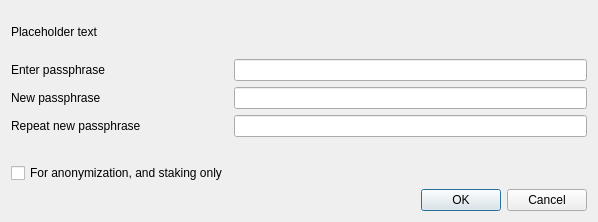
This is src/qt/forms/askpassphrasedialog.ui in Block-Logic-Technology-Group/bltg as Qt 5 draws it before an edit. The edited form follows.
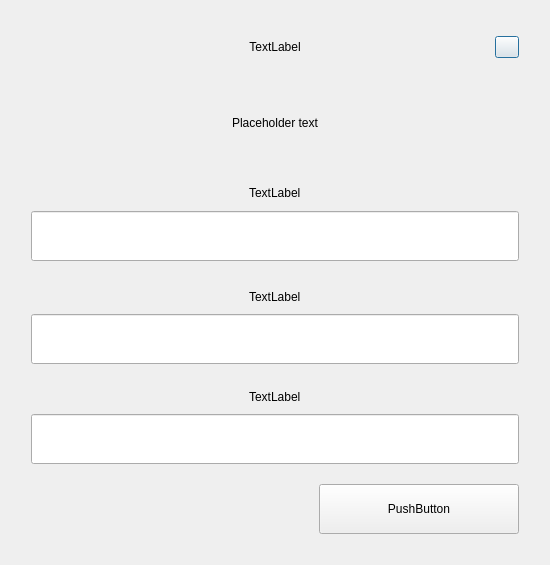
This is the edited form.

Diff of the .ui file:
```diff
--- a/src/qt/forms/askpassphrasedialog.ui
+++ b/src/qt/forms/askpassphrasedialog.ui
@@ -6,8 +6,8 @@
    <rect>
     <x>0</x>
     <y>0</y>
-    <width>598</width>
-    <height>222</height>
+    <width>550</width>
+    <height>565</height>
    </rect>
   </property>
   <property name="sizePolicy">
@@ -22,77 +22,289 @@
     <height>0</height>
    </size>
   </property>
+  <property name="maximumSize">
+   <size>
+    <width>550</width>
+    <height>16777215</height>
+   </size>
+  </property>
   <property name="windowTitle">
    <string>Passphrase Dialog</string>
   </property>
   <layout class="QVBoxLayout" name="verticalLayout">
-   <property name="sizeConstraint">
-    <enum>QLayout::SetMinimumSize</enum>
-   </property>
+   <item>
+    <widget class="QWidget" name="left" native="true">
+     <property name="styleSheet">
+      <string notr="true"/>
+     </property>
+     <layout class="QVBoxLayout" name="left_3">
+      <property name="spacing">
+       <number>20</number>
+      </property>
+      <property name="leftMargin">
+       <number>20</number>
+      </property>
+      <property name="topMargin">
+       <number>20</number>
+      </property>
+      <property name="rightMargin">
+       <number>20</number>
+      </property>
+      <property name="bottomMargin">
+       <number>20</number>
+      </property>
    <item>
+       <layout class="QHBoxLayout" name="horizontalLayout_3" stretch="0,0">
+        <property name="spacing">
+         <number>0</number>
+        </property>
+        <item>
+         <widget class="QWidget" name="widget" native="true">
+          <property name="styleSheet">
+           <string notr="true">padding-left:24px;</string>
+          </property>
+          <layout class="QVBoxLayout" name="verticalLayoutTitle">
+           <property name="spacing">
+            <number>5</number>
+           </property>
+           <item alignment="Qt::AlignHCenter">
+            <widget class="QLabel" name="labelTitle">
+             <property name="text">
+              <string>TextLabel</string>
+             </property>
+             <property name="alignment">
+              <set>Qt::AlignCenter</set>
+             </property>
+            </widget>
+           </item>
+          </layout>
+         </widget>
+        </item>
+        <item>
+         <widget class="QPushButton" name="btnEsc">
+          <property name="maximumSize">
+           <size>
+            <width>24</width>
+            <height>16777215</height>
+           </size>
+          </property>
+          <property name="text">
+           <string/>
+          </property>
+         </widget>
+        </item>
+       </layout>
+      </item>
+      <item alignment="Qt::AlignHCenter|Qt::AlignVCenter">
     <widget class="QLabel" name="warningLabel">
+        <property name="sizePolicy">
+         <sizepolicy hsizetype="Expanding" vsizetype="Expanding">
+          <horstretch>0</horstretch>
+          <verstretch>0</verstretch>
+         </sizepolicy>
+        </property>
+        <property name="minimumSize">
+         <size>
+          <width>400</width>
+          <height>0</height>
+         </size>
+        </property>
      <property name="text">
       <string notr="true">Placeholder text</string>
      </property>
      <property name="textFormat">
       <enum>Qt::RichText</enum>
      </property>
+        <property name="alignment">
+         <set>Qt::AlignCenter</set>
+        </property>
      <property name="wordWrap">
       <bool>true</bool>
      </property>
     </widget>
    </item>
    <item>
-    <layout class="QFormLayout" name="formLayout">
-     <property name="sizeConstraint">
-      <enum>QLayout::SetMinimumSize</enum>
-     </property>
-     <property name="fieldGrowthPolicy">
-      <enum>QFormLayout::AllNonFixedFieldsGrow</enum>
-     </property>
-     <item row="0" column="0">
+       <layout class="QHBoxLayout" name="horizontalLayout_6" stretch="2">
+        <property name="spacing">
+         <number>0</number>
+        </property>
+        <item>
+         <layout class="QVBoxLayout" name="verticalLayout_7">
+          <property name="spacing">
+           <number>5</number>
+          </property>
+          <item alignment="Qt::AlignHCenter">
       <widget class="QLabel" name="passLabel1">
+            <property name="minimumSize">
+             <size>
+              <width>0</width>
+              <height>20</height>
+             </size>
+            </property>
+            <property name="maximumSize">
+             <size>
+              <width>16777215</width>
+              <height>20</height>
+             </size>
+            </property>
        <property name="text">
-        <string>Enter passphrase</string>
+             <string>TextLabel</string>
        </property>
       </widget>
      </item>
-     <item row="0" column="1">
+          <item>
+           <widget class="QWidget" name="layoutEdit" native="true">
+            <layout class="QHBoxLayout" name="horizontalLayout">
+             <property name="spacing">
+              <number>0</number>
+             </property>
+             <property name="leftMargin">
+              <number>0</number>
+             </property>
+             <property name="topMargin">
+              <number>0</number>
+             </property>
+             <property name="rightMargin">
+              <number>0</number>
+             </property>
+             <property name="bottomMargin">
+              <number>0</number>
+             </property>
+             <item>
       <widget class="QLineEdit" name="passEdit1">
+               <property name="minimumSize">
+                <size>
+                 <width>0</width>
+                 <height>50</height>
+                </size>
+               </property>
+               <property name="maximumSize">
+                <size>
+                 <width>16777215</width>
+                 <height>50</height>
+                </size>
+               </property>
        <property name="echoMode">
         <enum>QLineEdit::Password</enum>
        </property>
       </widget>
      </item>
-     <item row="1" column="0">
+            </layout>
+           </widget>
+          </item>
+         </layout>
+        </item>
+       </layout>
+      </item>
+      <item>
+       <layout class="QVBoxLayout" name="verticalLayout_9">
+        <property name="spacing">
+         <number>5</number>
+        </property>
+        <item alignment="Qt::AlignHCenter">
       <widget class="QLabel" name="passLabel2">
        <property name="text">
-        <string>New passphrase</string>
+           <string>TextLabel</string>
        </property>
       </widget>
      </item>
-     <item row="1" column="1">
+        <item>
+         <widget class="QWidget" name="layoutEdit2" native="true">
+          <layout class="QHBoxLayout" name="horizontalLayout_2">
+           <property name="spacing">
+            <number>0</number>
+           </property>
+           <property name="leftMargin">
+            <number>0</number>
+           </property>
+           <property name="topMargin">
+            <number>0</number>
+           </property>
+           <property name="rightMargin">
+            <number>0</number>
+           </property>
+           <property name="bottomMargin">
+            <number>0</number>
+           </property>
+           <item>
       <widget class="QLineEdit" name="passEdit2">
+             <property name="minimumSize">
+              <size>
+               <width>0</width>
+               <height>50</height>
+              </size>
+             </property>
+             <property name="maximumSize">
+              <size>
+               <width>16777215</width>
+               <height>50</height>
+              </size>
+             </property>
        <property name="echoMode">
         <enum>QLineEdit::Password</enum>
        </property>
-      </widget>
-     </item>
-     <item row="2" column="0">
+             <property name="alignment">
+              <set>Qt::AlignLeading|Qt::AlignLeft|Qt::AlignVCenter</set>
+             </property>
+            </widget>
+           </item>
+          </layout>
+         </widget>
+        </item>
+       </layout>
+      </item>
+      <item>
+       <layout class="QVBoxLayout" name="verticalLayout_10">
+        <property name="spacing">
+         <number>5</number>
+        </property>
+        <item alignment="Qt::AlignHCenter">
       <widget class="QLabel" name="passLabel3">
        <property name="text">
-        <string>Repeat new passphrase</string>
+           <string>TextLabel</string>
        </property>
       </widget>
      </item>
-     <item row="2" column="1">
+        <item>
       <widget class="QLineEdit" name="passEdit3">
+          <property name="minimumSize">
+           <size>
+            <width>0</width>
+            <height>50</height>
+           </size>
+          </property>
+          <property name="maximumSize">
+           <size>
+            <width>16777215</width>
+            <height>50</height>
+           </size>
+          </property>
        <property name="echoMode">
         <enum>QLineEdit::Password</enum>
        </property>
-      </widget>
-     </item>
-     <item row="3" column="1">
+          <property name="alignment">
+           <set>Qt::AlignLeading|Qt::AlignLeft|Qt::AlignVCenter</set>
+          </property>
+         </widget>
+        </item>
+       </layout>
+      </item>
+      <item>
+       <layout class="QHBoxLayout" name="horizontalLayout_7">
+        <item>
+         <spacer name="horizontalSpacer">
+          <property name="orientation">
+           <enum>Qt::Horizontal</enum>
+          </property>
+          <property name="sizeHint" stdset="0">
+           <size>
+            <width>40</width>
+            <height>20</height>
+           </size>
+          </property>
+         </spacer>
+        </item>
+        <item>
       <widget class="QLabel" name="capsLabel">
        <property name="font">
         <font>
@@ -108,32 +320,44 @@
        </property>
       </widget>
      </item>
-     <item row="4" column="0">
-      <widget class="QCheckBox" name="anonymizationCheckBox">
-       <property name="enabled">
-        <bool>true</bool>
-       </property>
-       <property name="toolTip">
-        <string>Serves to disable the trivial sendmoney when OS account compromised. Provides no real security.</string>
-       </property>
-       <property name="text">
-        <string>For anonymization, and staking only</string>
-       </property>
-       <property name="visible">
-        <bool>false</bool>
-       </property>
-      </widget>
-     </item>
-    </layout>
-   </item>
    <item>
-    <widget class="QDialogButtonBox" name="buttonBox">
+         <spacer name="horizontalSpacer_5">
      <property name="orientation">
       <enum>Qt::Horizontal</enum>
      </property>
-     <property name="standardButtons">
-      <set>QDialogButtonBox::Cancel|QDialogButtonBox::Ok</set>
-     </property>
+          <property name="sizeType">
+           <enum>QSizePolicy::Expanding</enum>
+          </property>
+          <property name="sizeHint" stdset="0">
+           <size>
+            <width>40</width>
+            <height>20</height>
+           </size>
+          </property>
+         </spacer>
+        </item>
+        <item>
+         <widget class="QPushButton" name="pushButtonOk">
+          <property name="minimumSize">
+           <size>
+            <width>200</width>
+            <height>50</height>
+           </size>
+          </property>
+          <property name="maximumSize">
+           <size>
+            <width>200</width>
+            <height>50</height>
+           </size>
+          </property>
+          <property name="text">
+           <string>PushButton</string>
+          </property>
+         </widget>
+        </item>
+       </layout>
+      </item>
+     </layout>
     </widget>
    </item>
   </layout>
```
Left out of the diff: 35 changed lines with no effect on the pictures. Lines whose indentation alone changed are shown as unchanged.
